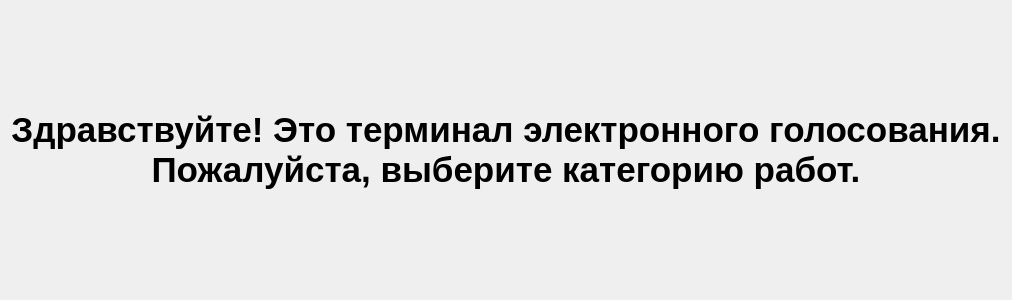
SQReder/QtPollsClient2, file categoryselectwindow.ui: the form before one commit.
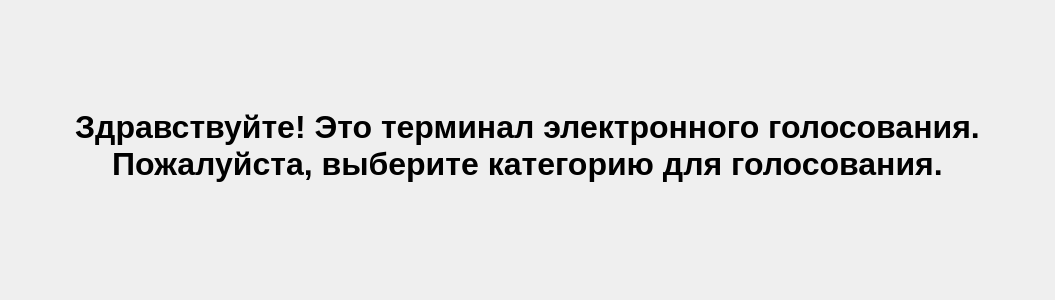
The form after the commit. Icons and pictures are not drawn.

The edit to the form file:
```diff
--- a/categoryselectwindow.ui
+++ b/categoryselectwindow.ui
@@ -1,12 +1,12 @@
 <?xml version="1.0" encoding="UTF-8"?>
 <ui version="4.0">
  <class>CategorySelectWindow</class>
- <widget class="QDialog" name="CategorySelectWindow">
+ <widget class="QWidget" name="CategorySelectWindow">
   <property name="geometry">
    <rect>
     <x>0</x>
     <y>0</y>
-    <width>400</width>
+    <width>1055</width>
     <height>300</height>
    </rect>
   </property>
@@ -29,14 +29,14 @@
      </property>
      <property name="font">
       <font>
-       <pointsize>26</pointsize>
+       <pointsize>24</pointsize>
        <weight>75</weight>
        <bold>true</bold>
       </font>
      </property>
      <property name="text">
       <string>Здравствуйте! Это терминал электронного голосования.
-Пожалуйста, выберите категорию работ.</string>
+Пожалуйста, выберите категорию для голосования.</string>
      </property>
      <property name="textFormat">
       <enum>Qt::PlainText</enum>
@@ -49,6 +49,22 @@
    <item>
     <layout class="QGridLayout" name="gridLayout"/>
    </item>
+   <item>
+    <spacer name="verticalSpacer">
+     <property name="orientation">
+      <enum>Qt::Vertical</enum>
+     </property>
+     <property name="sizeType">
+      <enum>QSizePolicy::Fixed</enum>
+     </property>
+     <property name="sizeHint" stdset="0">
+      <size>
+       <width>20</width>
+       <height>10</height>
+      </size>
+     </property>
+    </spacer>
+   </item>
   </layout>
  </widget>
  <resources/>
```
